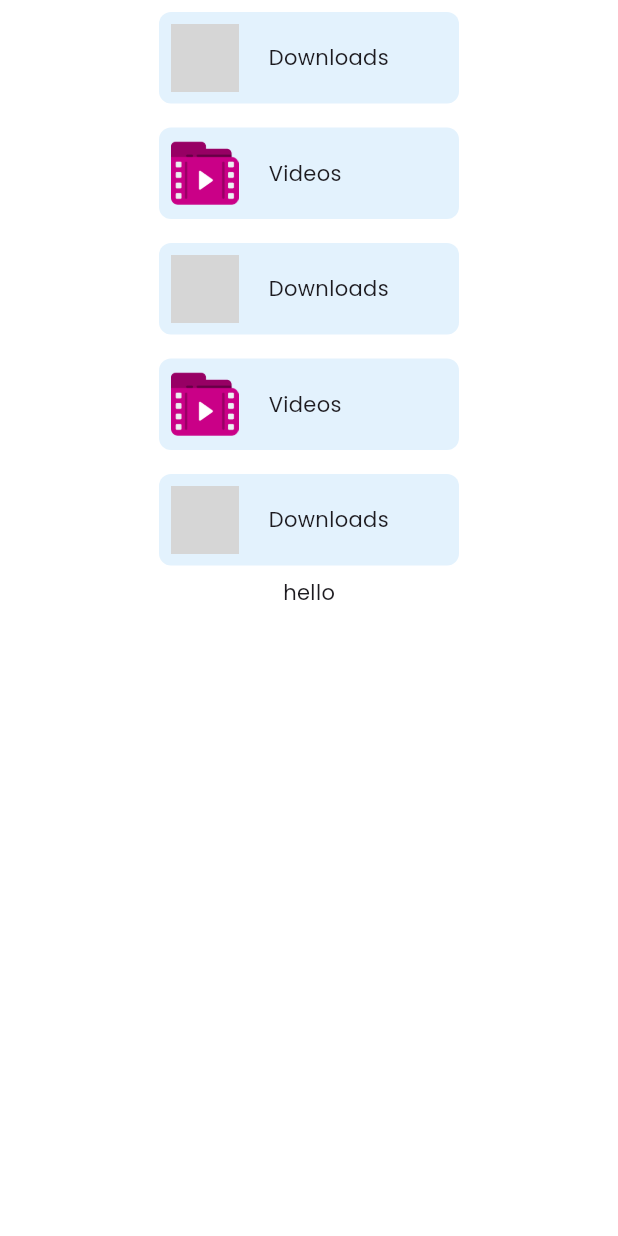
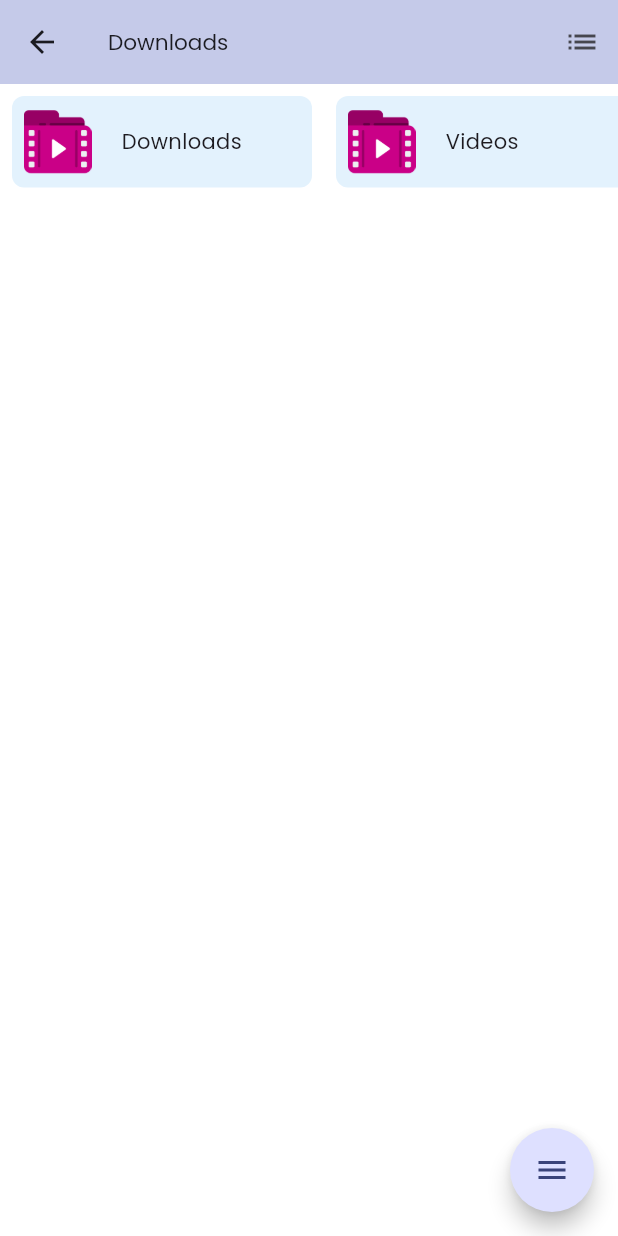
Before and after one commit to Techlyverse/simplefilemanager, a Flutter app: the screen it shows after launch, on a phone screen of 412 x 824 dp. Run offline on Flutter 3.47's test engine with Material 3 defaults, Android fonts, the phone set to English and light mode, and no system bars; drawn by our look-alikes of flutter_speed_dial; our stand-ins replace device_info_plus, google_fonts, open_file, permission_handler, shared_preferences; missing offline and left inert: dart:ffi; grey boxes are pictures that could not be loaded.

Commit message:
created the skeleton for mobileview and desktop view and also tried to make them responsive -MG

```diff
--- a/lib/features/directory/directory_page.dart
+++ b/lib/features/directory/directory_page.dart
@@ -2,8 +2,10 @@ import 'dart:async';
 import 'dart:ffi';
 import 'dart:io';
 import 'package:filemanager/helper/app_controller.dart';
+import 'package:filemanager/helper/context_extension.dart';
 import 'package:filemanager/helper/extension.dart';
 import 'package:filemanager/widgets/entity_viewer.dart';
+import 'package:filemanager/widgets/quick_access.dart';
 import 'package:flutter/material.dart';
 import 'package:flutter_speed_dial/flutter_speed_dial.dart';
 import 'package:path/path.dart' as p;
@@ -63,11 +65,25 @@ class _DirectoryPageState extends State<DirectoryPage> {
               ],
             ),
             body:
-                   ValueListenableBuilder(
-                      valueListenable: controller.fileSystemEntities,
-                      builder: (_, entities, __) {
-                        return EntityViewer(entities: entities);
-                      }),
+                   Row(
+                     children: [
+                       if (!context.isMobile) QuickAccess(),
+                       Expanded(
+                         child: Column(
+                           children: [
+                             if (context.isMobile) QuickAccess(),
+                             Expanded(
+                               child: ValueListenableBuilder(
+                                  valueListenable: controller.fileSystemEntities,
+                                  builder: (_, entities, __) {
+                                    return EntityViewer(entities: entities);
+                                  }),
+                             ),
+                           ],
+                         ),
+                       ),
+                     ],
+                   ),
 
             // adding the floatingActionButton -MG
             //floatingActionButton: FloatingActionButton(onPressed: () {}, child: Icon(Icons.unfold_more),),
--- a/lib/features/main_screen.dart
+++ b/lib/features/main_screen.dart
@@ -1,3 +1,4 @@
+import 'package:filemanager/features/directory/directory_page.dart';
 import 'package:filemanager/helper/context_extension.dart';
 import 'package:filemanager/widgets/quick_access.dart';
 import 'package:flutter/material.dart';
@@ -13,19 +14,20 @@ class _MainScreenState extends State<MainScreen> {
   @override
   Widget build(BuildContext context) {
     return Scaffold(
-      body: Row(
-        children: [
-          if (!context.isMobile) QuickAccess(),
-          Expanded(
-            child: Column(
-              children: [
-                if (context.isMobile) QuickAccess(),
-                Center(child: Text("hello"))
-              ],
-            ),
-          )
-        ],
-      ),
+      body: DirectoryPage(),
+      // body: Row(
+      //   children: [
+      //     if (!context.isMobile) QuickAccess(),
+      //     Expanded(
+      //       child: Column(
+      //         children: [
+      //           if (context.isMobile) QuickAccess(),
+      //           Expanded(child: DirectoryPage())
+      //         ],
+      //       ),
+      //     )
+      //   ],
+      // ),
     );
   }
 }
--- a/lib/helper/app_controller.dart
+++ b/lib/helper/app_controller.dart
@@ -11,7 +11,7 @@ class AppController {
   static final AppController _instance = AppController._();
   factory AppController() => _instance;
 
-  static final _initialDirectory = Directory(r'C:/');
+  static final _initialDirectory = Directory(r'/home/manu/Downloads');
   // a list that contains all the directories that we went through for the current directory -MG
   List<String> pathList = [_initialDirectory.toString()];
   ValueNotifier<bool> showGrid = ValueNotifier(Preferences.getViewType());
--- a/lib/helper/context_extension.dart
+++ b/lib/helper/context_extension.dart
@@ -1,5 +1,8 @@
 import 'package:flutter/cupertino.dart';
+import 'package:flutter/material.dart';
 
 extension ContextExtension on BuildContext {
   bool get isMobile => MediaQuery.of(this).size.width <= 480;
+  ColorScheme get colorScheme => Theme.of(this).colorScheme;
+  double get widthOfScreen => MediaQuery.of(this).size.width;
 }
--- a/lib/widgets/quick_access.dart
+++ b/lib/widgets/quick_access.dart
@@ -1,3 +1,5 @@
+import 'dart:math';
+
 import 'package:filemanager/helper/context_extension.dart';
 import 'package:filemanager/model/quick_access_model.dart';
 import 'package:filemanager/widgets/quick_access_tile.dart';
@@ -9,26 +11,33 @@ class QuickAccess extends StatelessWidget {
   @override
   Widget build(BuildContext context) {
     return !context.isMobile
-        ? SizedBox(
-            width: 250,
+        ?
+          Container(
+            color: context.colorScheme.onSecondary,
+            child: SizedBox(
+                width: (context.widthOfScreen / 3.0).clamp(220, 300),
                 child: Column(
                   crossAxisAlignment: CrossAxisAlignment.start,
                   children: directories.map((e) {
                     return QuickAccessTile(icon: e.image, title: e.title);
                   }).toList(),
                 ),
+              ),
           )
-        : Wrap(
+        : SingleChildScrollView(
+          scrollDirection: Axis.horizontal,
+          child: Row(// make this wrap later
               children: directories.map((e) {
               return QuickAccessTile(icon: e.image, title: e.title);
-          }).toList());
+            }).toList()),
+        );
   }
 }
 
 List<QuickAccessModel> directories = [
-  QuickAccessModel(image: "assets/downloads.png", title: "Downloads"),
+  QuickAccessModel(image: "assets/videos.png", title: "Downloads"),
   QuickAccessModel(image: "assets/videos.png", title: "Videos"),
-  QuickAccessModel(image: "assets/downloads.png", title: "Downloads"),
+  QuickAccessModel(image: "assets/videos.png", title: "Downloads"),
   QuickAccessModel(image: "assets/videos.png", title: "Videos"),
-  QuickAccessModel(image: "assets/downloads.png", title: "Downloads"),
+  QuickAccessModel(image: "assets/videos.png", title: "Downloads"),
 ];
```
Lines whose indentation alone changed are shown as unchanged.
